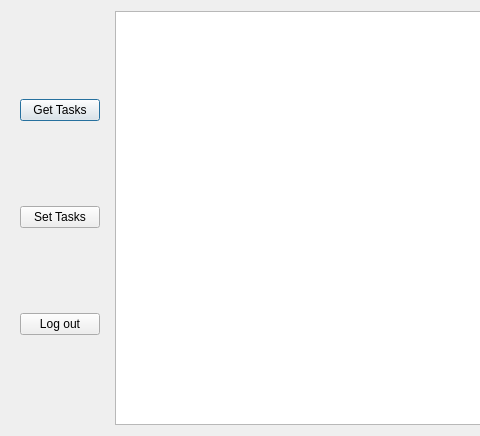
Old version of the form REST_DevProm/workingwindow.ui in the repository Smartkin/DevProm-REST; both pictures show x 0 to 480 and y 0 to 436 of the 1160 by 436 pixel window.
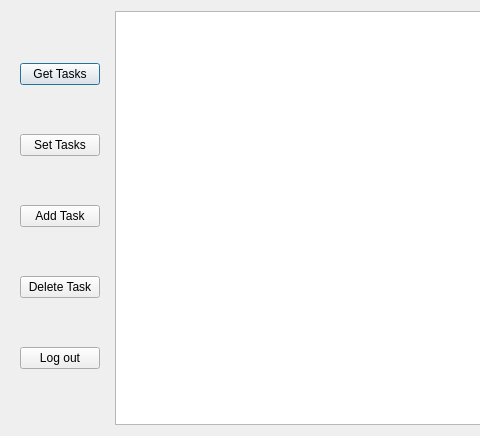
New version of the form.

Commit message: Added Add and Delete, kinda broken

What changed in the file:
```diff
--- a/REST_DevProm/workingwindow.ui
+++ b/REST_DevProm/workingwindow.ui
@@ -67,6 +67,20 @@
         </property>
        </widget>
       </item>
+      <item>
+       <widget class="QPushButton" name="btnAddTask">
+        <property name="text">
+         <string>Add Task</string>
+        </property>
+       </widget>
+      </item>
+      <item>
+       <widget class="QPushButton" name="btnDelete">
+        <property name="text">
+         <string>Delete Task</string>
+        </property>
+       </widget>
+      </item>
       <item>
        <widget class="QPushButton" name="btnLogout">
         <property name="sizePolicy">
```
The commit also changes 4 other files.
